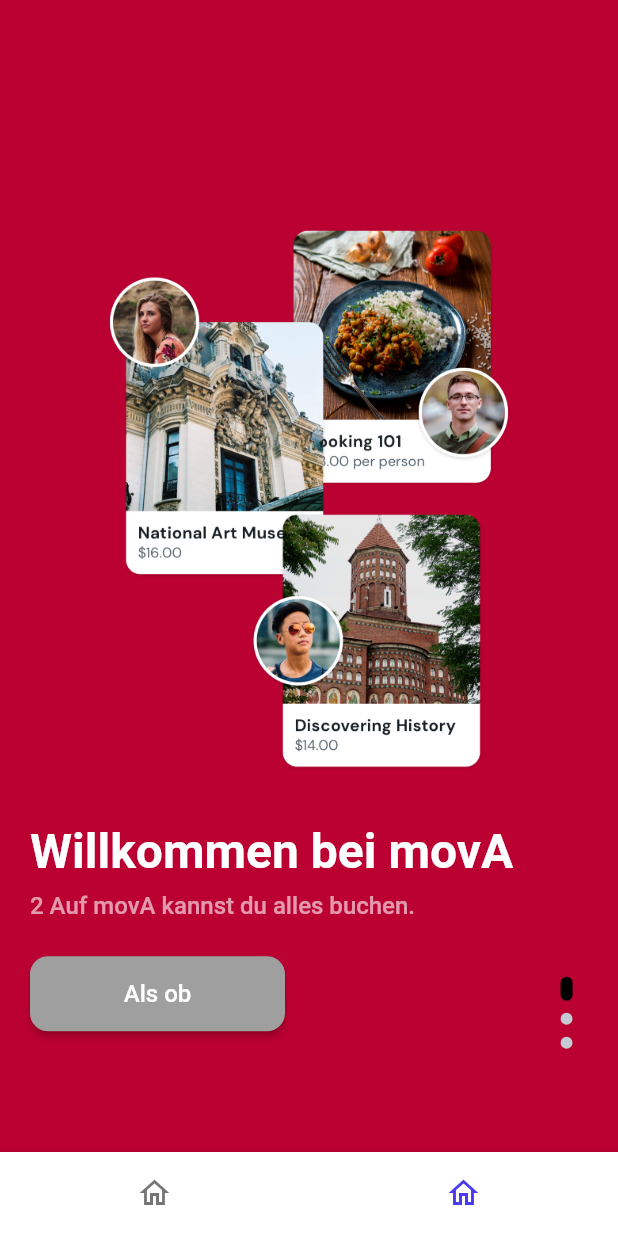
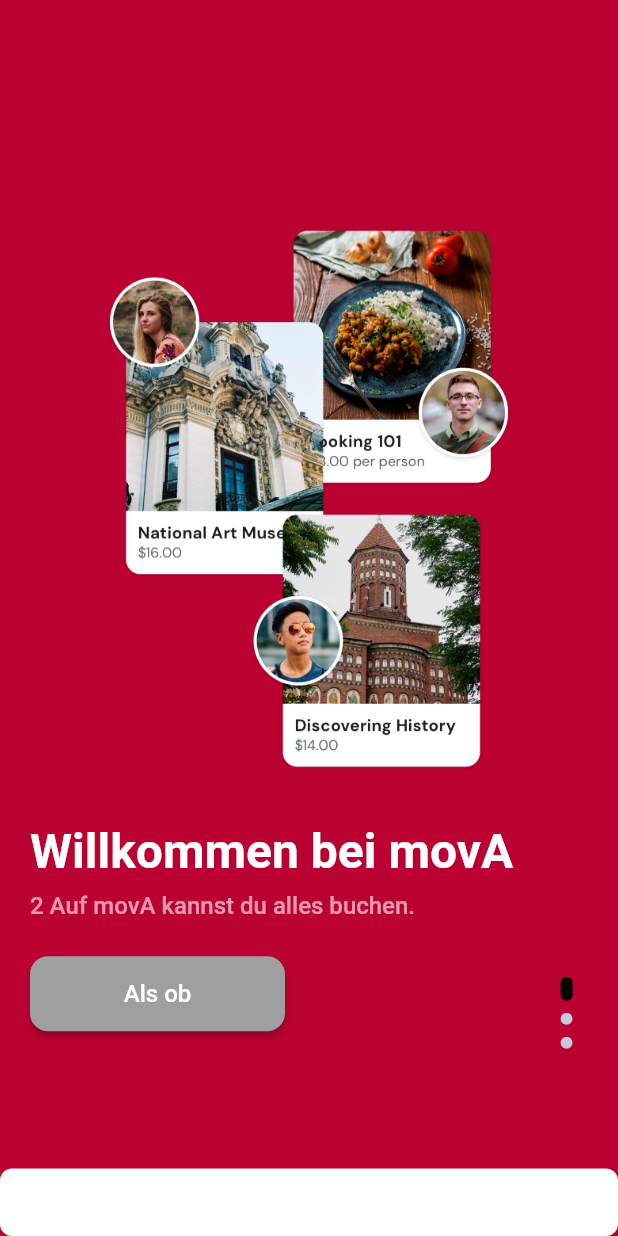
Before and after one commit to lorsor/stay_healthy, a Flutter app: the NavBarPage screen opened directly, after a tap on "Als ob", on a phone screen of 412 x 824 dp. Run offline on Flutter 3.47's test engine with Material 2 defaults, Android fonts, the phone set to English and light mode, and no system bars; drawn by our look-alikes of auto_size_text, floating_bottom_navigation_bar, smooth_page_indicator; our stand-ins replace font_awesome_flutter, google_fonts, page_transition, shared_preferences, timeago; missing offline and left inert: json_path; accounts and stored records are empty; Roboto replaces fonts that are missing (Lexend Deca).

Commit message:
Updating to latest FlutterFlow output.

```diff
--- a/lib/home_page/home_page_widget.dart
+++ b/lib/home_page/home_page_widget.dart
@@ -1,5 +1,6 @@
 import '../flutter_flow/flutter_flow_theme.dart';
 import '../flutter_flow/flutter_flow_util.dart';
+import '../flutter_flow/flutter_flow_widgets.dart';
 import '../main.dart';
 import 'package:flutter/material.dart';
 import 'package:flutter/scheduler.dart';
@@ -37,7 +38,10 @@ class _HomePageWidgetState extends State<HomePageWidget> {
       body: SafeArea(
         child: GestureDetector(
           onTap: () => FocusScope.of(context).unfocus(),
-          child: Container(
+          child: Column(
+            mainAxisSize: MainAxisSize.max,
+            children: [
+              Container(
                 width: double.infinity,
                 decoration: BoxDecoration(
                   color: Colors.white,
@@ -50,15 +54,93 @@ class _HomePageWidgetState extends State<HomePageWidget> {
                   ],
                   borderRadius: BorderRadius.circular(8),
                 ),
-            child: Column(
+              ),
+              Column(
                 mainAxisSize: MainAxisSize.max,
+                mainAxisAlignment: MainAxisAlignment.center,
                 children: [
-                Row(
+                  Icon(
+                    Icons.fastfood_outlined,
+                    color: Color(0xFF8B97A2),
+                    size: 90,
+                  ),
+                  Padding(
+                    padding: EdgeInsetsDirectional.fromSTEB(0, 24, 0, 0),
+                    child: Row(
                       mainAxisSize: MainAxisSize.max,
-                  children: [],
+                      mainAxisAlignment: MainAxisAlignment.center,
+                      children: [
+                        Text(
+                          'Seems you don’t have any orders',
+                          textAlign: TextAlign.center,
+                          style: FlutterFlowTheme.of(context).title3.override(
+                                fontFamily: 'Lexend Deca',
+                                color: Color(0xFF090F13),
+                                fontSize: 20,
+                                fontWeight: FontWeight.w500,
+                              ),
                         ),
                       ],
                     ),
+                  ),
+                  Padding(
+                    padding: EdgeInsetsDirectional.fromSTEB(12, 4, 12, 0),
+                    child: Row(
+                      mainAxisSize: MainAxisSize.max,
+                      mainAxisAlignment: MainAxisAlignment.center,
+                      children: [
+                        Expanded(
+                          child: Text(
+                            'Browse our menu to find items you want to order, once you place orders, they will appear here.',
+                            textAlign: TextAlign.center,
+                            style:
+                                FlutterFlowTheme.of(context).bodyText1.override(
+                                      fontFamily: 'Lexend Deca',
+                                      color: Color(0xFF8B97A2),
+                                      fontSize: 14,
+                                      fontWeight: FontWeight.normal,
+                                    ),
+                          ),
+                        ),
+                      ],
+                    ),
+                  ),
+                  Padding(
+                    padding: EdgeInsetsDirectional.fromSTEB(0, 12, 0, 0),
+                    child: FFButtonWidget(
+                      onPressed: () async {
+                        await Navigator.push(
+                          context,
+                          MaterialPageRoute(
+                            builder: (context) =>
+                                NavBarPage(initialPage: 'second_page'),
+                          ),
+                        );
+                      },
+                      text: 'Browse Menu',
+                      options: FFButtonOptions(
+                        width: 170,
+                        height: 50,
+                        color: Color(0xFF4B39EF),
+                        textStyle:
+                            FlutterFlowTheme.of(context).subtitle2.override(
+                                  fontFamily: 'Lexend Deca',
+                                  color: Colors.white,
+                                  fontSize: 16,
+                                  fontWeight: FontWeight.normal,
+                                ),
+                        elevation: 2,
+                        borderSide: BorderSide(
+                          color: Colors.transparent,
+                          width: 1,
+                        ),
+                        borderRadius: 40,
+                      ),
+                    ),
+                  ),
+                ],
+              ),
+            ],
           ),
         ),
       ),
--- a/lib/main.dart
+++ b/lib/main.dart
@@ -7,6 +7,7 @@ import 'flutter_flow/internationalization.dart';
 import 'package:google_fonts/google_fonts.dart';
 import 'home_page/home_page_widget.dart';
 import 'second_page/second_page_widget.dart';
+import 'package:floating_bottom_navigation_bar/floating_bottom_navigation_bar.dart';
 
 void main() async {
   WidgetsFlutterBinding.ensureInitialized();
@@ -83,31 +84,56 @@ class _NavBarPageState extends State<NavBarPage> {
     final currentIndex = tabs.keys.toList().indexOf(_currentPage);
     return Scaffold(
       body: tabs[_currentPage],
-      bottomNavigationBar: BottomNavigationBar(
+      extendBody: true,
+      bottomNavigationBar: FloatingNavbar(
         currentIndex: currentIndex,
         onTap: (i) => setState(() => _currentPage = tabs.keys.toList()[i]),
         backgroundColor: Colors.white,
-        selectedItemColor: FlutterFlowTheme.of(context).primaryColor,
-        unselectedItemColor: Color(0x8A000000),
-        showSelectedLabels: false,
-        showUnselectedLabels: false,
-        type: BottomNavigationBarType.fixed,
-        items: <BottomNavigationBarItem>[
-          BottomNavigationBarItem(
-            icon: Icon(
-              Icons.home_outlined,
-              size: 24,
+        selectedItemColor: Color(0x00000000),
+        unselectedItemColor: Color(0x00000000),
+        selectedBackgroundColor: Color(0x00000000),
+        borderRadius: 8,
+        itemBorderRadius: 8,
+        margin: EdgeInsetsDirectional.fromSTEB(0, 0, 0, 0),
+        padding: EdgeInsetsDirectional.fromSTEB(0, 0, 0, 0),
+        width: double.infinity,
+        elevation: 0,
+        items: [
+          FloatingNavbarItem(
+            customWidget: Column(
+              mainAxisAlignment: MainAxisAlignment.center,
+              children: [
+                Icon(
+                  Icons.home_outlined,
+                  color:
+                      currentIndex == 0 ? Color(0x00000000) : Color(0x00000000),
+                  size: 24,
+                ),
+                Text(
+                  'Home',
+                  overflow: TextOverflow.ellipsis,
+                  style: TextStyle(
+                    color: currentIndex == 0
+                        ? Color(0x00000000)
+                        : Color(0x00000000),
+                    fontSize: 11.0,
+                  ),
+                ),
+              ],
             ),
-            label: 'Home',
-            tooltip: '',
           ),
-          BottomNavigationBarItem(
-            icon: Icon(
-              Icons.home_outlined,
-              size: 24,
+          FloatingNavbarItem(
+            customWidget: Column(
+              mainAxisAlignment: MainAxisAlignment.center,
+              children: [
+                Icon(
+                  Icons.home_outlined,
+                  color:
+                      currentIndex == 1 ? Color(0x00000000) : Color(0x00000000),
+                  size: 24,
+                ),
+              ],
             ),
-            label: '',
-            tooltip: '',
           )
         ],
       ),
--- a/pubspec.yaml
+++ b/pubspec.yaml
@@ -27,6 +27,7 @@ dependencies:
     sdk: flutter
   auto_size_text: 3.0.0
   cached_network_image: 3.1.0+1
+  floating_bottom_navigation_bar: 1.5.2
   font_awesome_flutter: 8.11.0
   google_fonts: 2.1.0
   intl: 0.17.0
```
Lines whose indentation alone changed are shown as unchanged.
